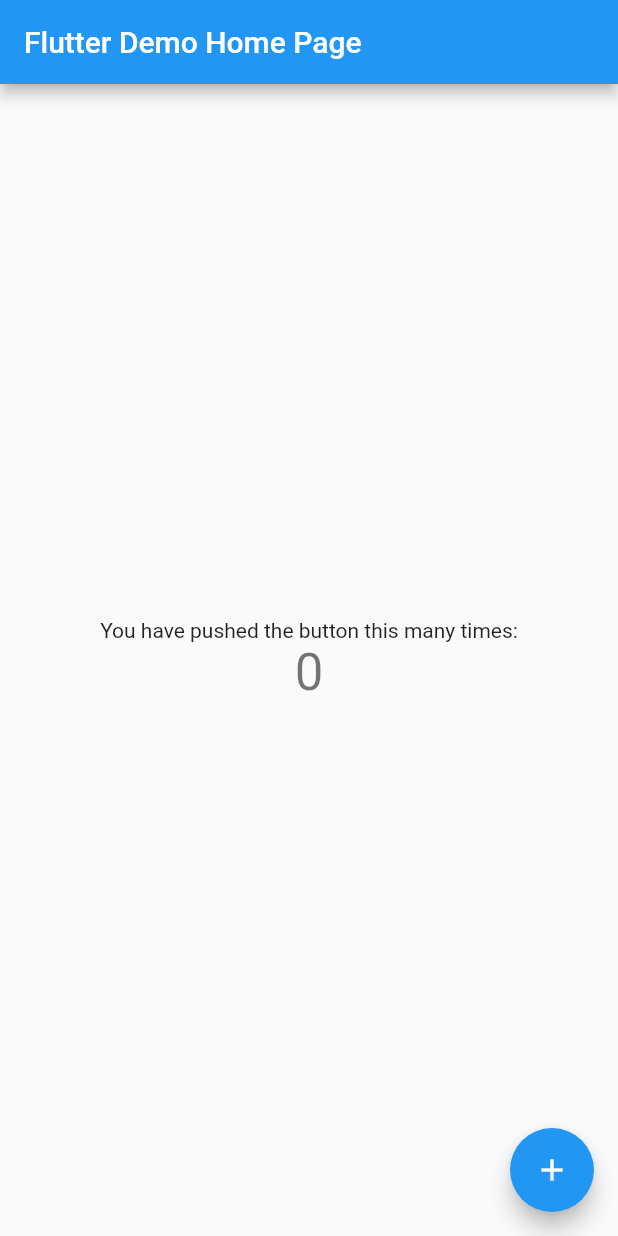
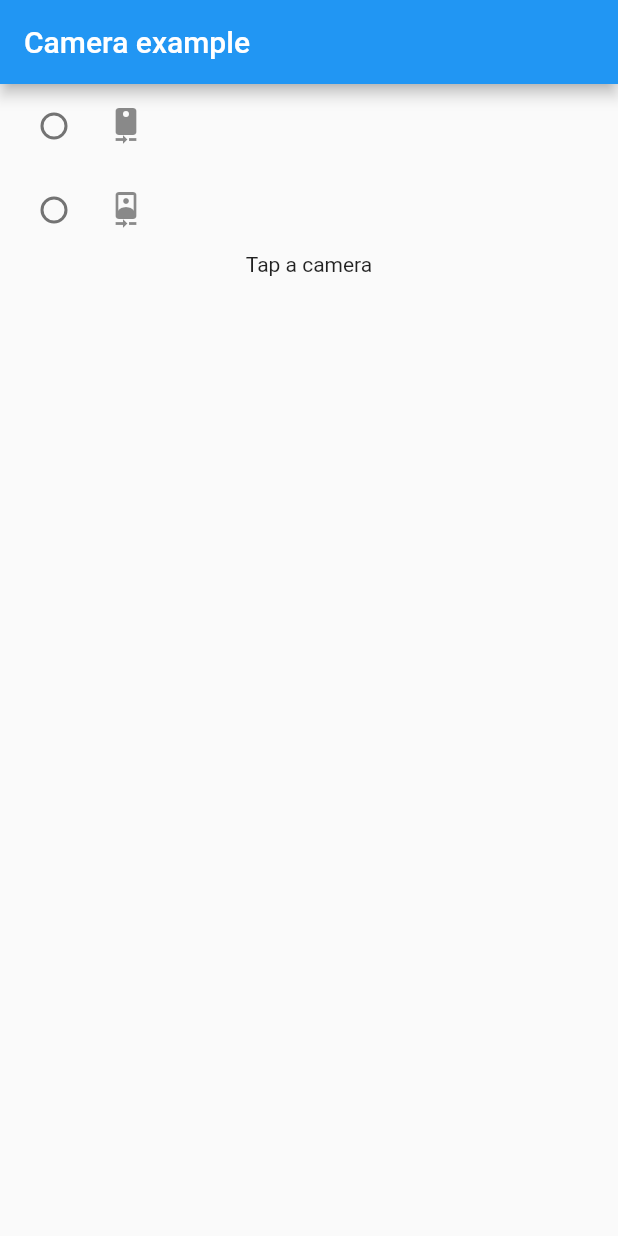
Before and after one commit to kazmaw/flutter-camera_example, a Flutter app: the screen it shows after launch, on a phone screen of 412 x 824 dp. Run offline on Flutter 3.47's test engine with Material 2 defaults, Android fonts, the phone set to English and light mode, and no system bars; our stand-ins replace camera.

Commit message:
[add] カメラ機能を追加

```diff
--- a/lib/main.dart
+++ b/lib/main.dart
@@ -1,109 +1,162 @@
+import 'dart:async';
+import 'dart:io';
+
 import 'package:flutter/material.dart';
+import 'package:camera/camera.dart';
+import 'package:path_provider/path_provider.dart';
 
-void main() => runApp(new MyApp());
-
-class MyApp extends StatelessWidget {
-  // This widget is the root of your application.
+class Home extends StatefulWidget {
   @override
-  Widget build(BuildContext context) {
-    return new MaterialApp(
-      title: 'Flutter Demo',
-      theme: new ThemeData(
-        // This is the theme of your application.
-        //
-        // Try running your application with "flutter run". You'll see the
-        // application has a blue toolbar. Then, without quitting the app, try
-        // changing the primarySwatch below to Colors.green and then invoke
-        // "hot reload" (press "r" in the console where you ran "flutter run",
-        // or press Run > Flutter Hot Reload in IntelliJ). Notice that the
-        // counter didn't reset back to zero; the application is not restarted.
-        primarySwatch: Colors.blue,
-      ),
-      home: new MyHomePage(title: 'Flutter Demo Home Page'),
-    );
+  _HomeState createState() {
+    return new _HomeState();
   }
 }
 
-class MyHomePage extends StatefulWidget {
-  MyHomePage({Key key, this.title}) : super(key: key);
+IconData cameraLensIcon(CameraLensDirection direction) {
+  switch (direction) {
+    case CameraLensDirection.back:
+      return Icons.camera_rear;
+    case CameraLensDirection.front:
+      return Icons.camera_front;
+    case CameraLensDirection.external:
+      return Icons.camera;
+  }
+  throw new ArgumentError('Unknown lens direction');
+}
 
-  // This widget is the home page of your application. It is stateful, meaning
-  // that it has a State object (defined below) that contains fields that affect
-  // how it looks.
-
-  // This class is the configuration for the state. It holds the values (in this
-  // case the title) provided by the parent (in this case the App widget) and
-  // used by the build method of the State. Fields in a Widget subclass are
-  // always marked "final".
-
-  final String title;
+class _HomeState extends State<Home> {
+  bool opening = false;
+  CameraController controller;
+  String imagePath;
+  int pictureCount = 0;
 
   @override
-  _MyHomePageState createState() => new _MyHomePageState();
-}
-
-class _MyHomePageState extends State<MyHomePage> {
-  int _counter = 0;
-
-  void _incrementCounter() {
-    setState(() {
-      // This call to setState tells the Flutter framework that something has
-      // changed in this State, which causes it to rerun the build method below
-      // so that the display can reflect the updated values. If we changed
-      // _counter without calling setState(), then the build method would not be
-      // called again, and so nothing would appear to happen.
-      _counter++;
-    });
+  void initState() {
+    super.initState();
   }
 
   @override
   Widget build(BuildContext context) {
-    // This method is rerun every time setState is called, for instance as done
-    // by the _incrementCounter method above.
-    //
-    // The Flutter framework has been optimized to make rerunning build methods
-    // fast, so that you can just rebuild anything that needs updating rather
-    // than having to individually change instances of widgets.
+    final List<Widget> headerChildren = <Widget>[];
+
+    final List<Widget> cameraList = <Widget>[];
+
+    if (cameras.isEmpty) {
+      cameraList.add(const Text('No camera found'));
+    } else {
+      for (CameraDescription cameraDescription in cameras) {
+        cameraList.add(
+          new SizedBox(
+            width: 90.0,
+            child: new RadioListTile<CameraDescription>(
+              title: new Icon(cameraLensIcon(cameraDescription.lensDirection)),
+              groupValue: controller?.description,
+              value: cameraDescription,
+              onChanged: (CameraDescription newValue) async {
+                final CameraController tempController = controller;
+                controller = null;
+                await tempController?.dispose();
+                controller = new CameraController(newValue, ResolutionPreset.high);
+                await controller.initialize();
+                setState(() {});
+              },
+            ),
+          )
+        );
+      }
+    }
+    headerChildren.add(new Column(children: cameraList));
+    if (controller != null) {
+      headerChildren.add(playPauseButton());
+    }
+    if (imagePath != null) {
+      headerChildren.add(imageWidget());
+    }
+
+    final List<Widget> columChildren = <Widget>[];
+    columChildren.add(new Row(children: headerChildren));
+    if (controller == null || !controller.value.initialized) {
+      columChildren.add(const Text('Tap a camera'));
+    } else if (controller.value.hasError) {
+      columChildren.add(
+        new Text('Camera error ${controller.value.errorDescription}')
+      );
+    } else {
+      columChildren.add(
+        new Expanded(
+            child: new Padding(
+                padding: const EdgeInsets.all(5.0),
+                child: new Center(
+                  child: new AspectRatio(
+                    aspectRatio: controller.value.aspectRatio,
+                    child: new CameraPreview(controller),
+                  ),
+                ),
+            )
+        )
+      );
+    }
     return new Scaffold(
       appBar: new AppBar(
-        // Here we take the value from the MyHomePage object that was created by
-        // the App.build method, and use it to set our appbar title.
-        title: new Text(widget.title),
+        title: const Text('Camera example'),
       ),
-      body: new Center(
-        // Center is a layout widget. It takes a single child and positions it
-        // in the middle of the parent.
-        child: new Column(
-          // Column is also layout widget. It takes a list of children and
-          // arranges them vertically. By default, it sizes itself to fit its
-          // children horizontally, and tries to be as tall as its parent.
-          //
-          // Invoke "debug paint" (press "p" in the console where you ran
-          // "flutter run", or select "Toggle Debug Paint" from the Flutter tool
-          // window in IntelliJ) to see the wireframe for each widget.
-          //
-          // Column has various properties to control how it sizes itself and
-          // how it positions its children. Here we use mainAxisAlignment to
-          // center the children vertically; the main axis here is the vertical
-          // axis because Columns are vertical (the cross axis would be
-          // horizontal).
-          mainAxisAlignment: MainAxisAlignment.center,
-          children: <Widget>[
-            new Text(
-              'You have pushed the button this many times:',
-            ),
-            new Text(
-              '$_counter',
-              style: Theme.of(context).textTheme.display1,
-            ),
-          ],
+      body: new Column(children: columChildren),
+      floatingActionButton: (controller == null)
+          ? null
+          : new FloatingActionButton(
+            child: const Icon(Icons.camera),
+            onPressed: controller.value.isStarted ? capture : null
+          )
+    );
+  }
+
+  /*
+  * play&pauseボタン
+  * Flat Buttonを設置し，押される度にStateを変更する
+  */
+  Widget playPauseButton() {
+    return new FlatButton(onPressed: (){
+      setState(() {
+        if (controller.value.isStarted) {
+          controller.stop();
+        } else {
+          controller.start();
+        }
+      });
+    }, child: new Icon(controller.value.isStarted ? Icons.pause : Icons.play_arrow));
+  }
+
+  Widget imageWidget() {
+    return new Expanded(
+      child: new Align(
+        alignment: Alignment.centerRight,
+        child: new SizedBox(
+          child: new Image.file(new File(imagePath)),
+          width: 64.0,
+          height: 64.0,
         ),
       ),
-      floatingActionButton: new FloatingActionButton(
-        onPressed: _incrementCounter,
-        tooltip: 'Increment',
-        child: new Icon(Icons.add),
-      ), // This trailing comma makes auto-formatting nicer for build methods.
     );
   }
+
+  Future<Null> capture() async {
+    if (controller.value.isStarted) {
+      final Directory tempDir = await getTemporaryDirectory();
+      if (!mounted) { return; }
+      final String tempPath = tempDir.path;
+      final String path = '$tempPath/picture${pictureCount++}.jpg';
+      await controller.capture(path);
+      if (!mounted) { return; }
+      setState(() {
+        imagePath = path;
+      });
+    }
+  }
 }
+
+List<CameraDescription> cameras;
+
+Future<Null> main() async {
+  cameras = await availableCameras();
+  runApp(new MaterialApp(home: new Home()));
+}
--- a/pubspec.yaml
+++ b/pubspec.yaml
@@ -5,6 +5,8 @@ dependencies:
   flutter:
     sdk: flutter
   camera: "^0.1.2"
+  path_provider: "^0.4.0"
+
 
   # The following adds the Cupertino Icons font to your application.
   # Use with the CupertinoIcons class for iOS style icons.
```
Also changed, not shown: lib/.main.dart (added, +108 -0 lines), pubspec.lock, 4 other files.
